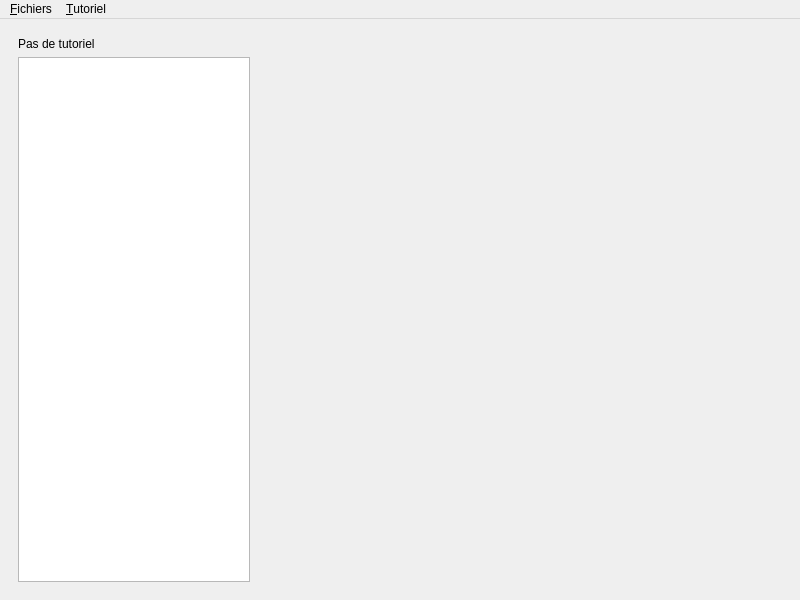
Luthaf/Zested, file assets/ui/main.ui: the form before one commit.
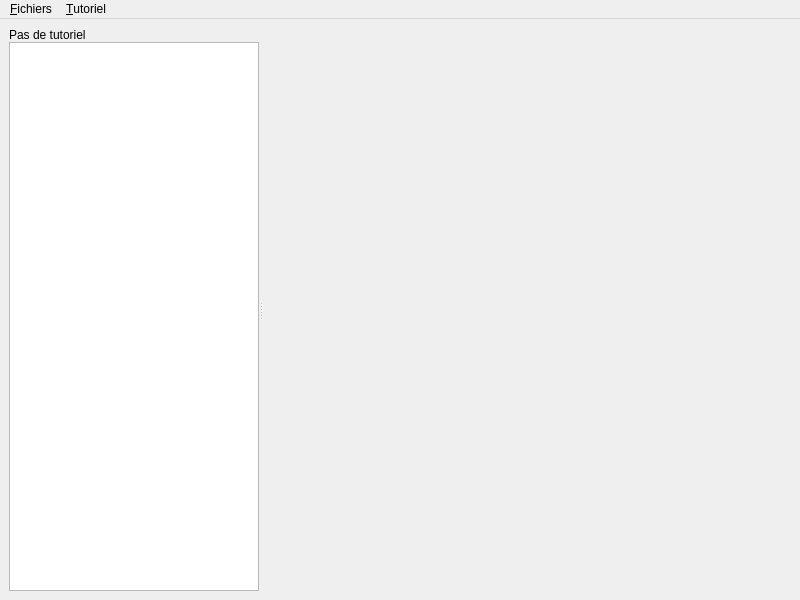
The form after the commit.

Commit message: Mon beau Slider, roi des Sliders

```diff
--- a/assets/ui/main.ui
+++ b/assets/ui/main.ui
@@ -14,8 +14,12 @@
    <string>ZestEd</string>
   </property>
   <widget class="QWidget" name="centralwidget">
-   <layout class="QHBoxLayout" name="horizontalLayout">
+   <layout class="QVBoxLayout" name="verticalLayout">
     <item>
+     <widget class="QSplitter" name="splitter">
+      <property name="orientation">
+       <enum>Qt::Horizontal</enum>
+      </property>
      <widget class="QFrame" name="tutorial">
       <property name="minimumSize">
        <size>
@@ -38,7 +42,22 @@
       <property name="lineWidth">
        <number>0</number>
       </property>
-      <layout class="QVBoxLayout" name="verticalLayout">
+       <layout class="QVBoxLayout" name="verticalLayout_2">
+        <property name="spacing">
+         <number>0</number>
+        </property>
+        <property name="leftMargin">
+         <number>0</number>
+        </property>
+        <property name="topMargin">
+         <number>0</number>
+        </property>
+        <property name="rightMargin">
+         <number>0</number>
+        </property>
+        <property name="bottomMargin">
+         <number>0</number>
+        </property>
        <item>
         <widget class="QLabel" name="tutorial_title">
          <property name="text">
@@ -77,8 +96,6 @@
        </item>
       </layout>
      </widget>
-    </item>
-    <item>
      <widget class="QWidget" name="content" native="true">
       <layout class="QHBoxLayout" name="content_layout">
        <property name="spacing">
@@ -97,6 +114,7 @@
         <number>0</number>
        </property>
       </layout>
+      </widget>
      </widget>
     </item>
    </layout>
```
Left out of the diff: 2 changed lines with no effect on the pictures. Lines whose indentation alone changed are shown as unchanged. The commit also changes 1 other file.
